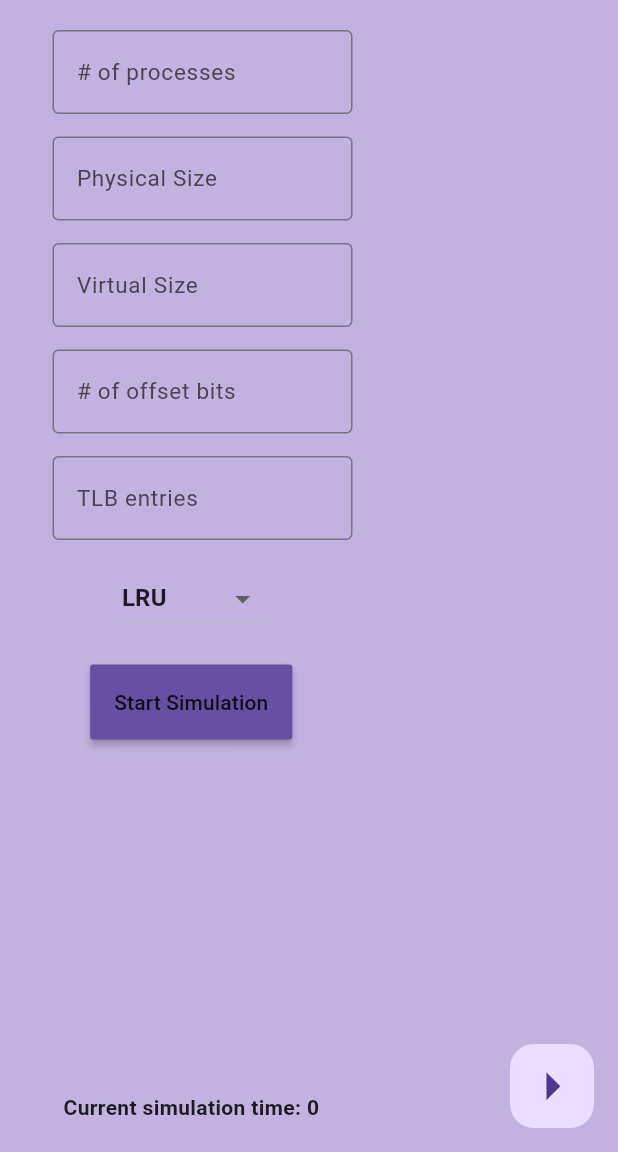
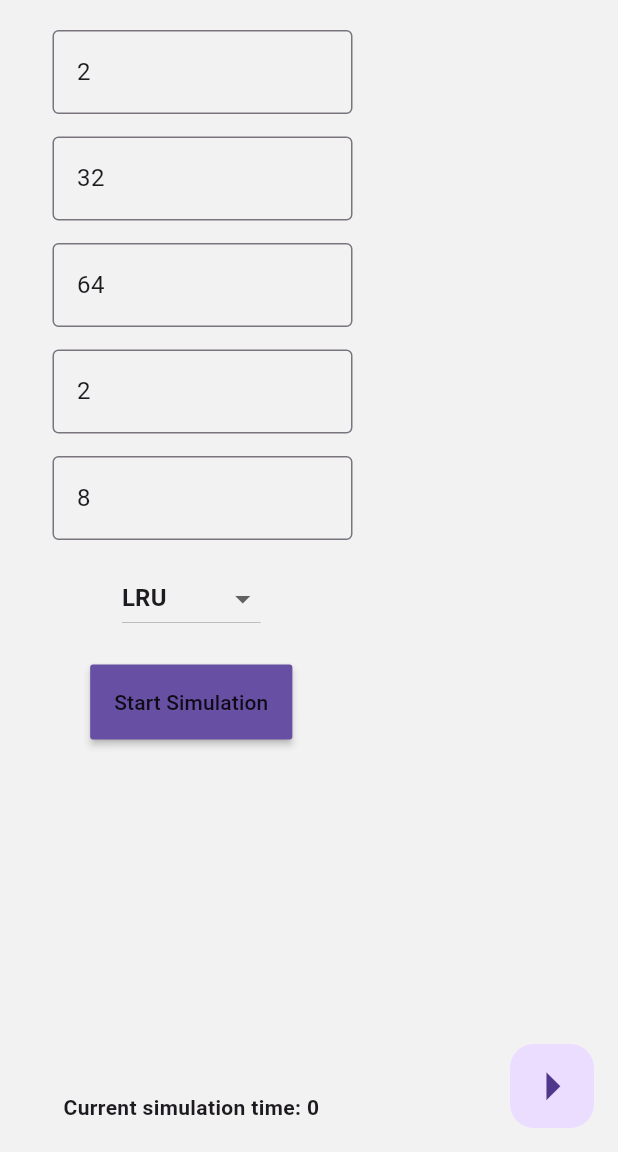
Before and after one commit to mihailazar1/Virtual-Memory-Simulator, a Flutter app: the screen it shows after launch, on a phone screen of 412 x 824 dp, the part 84-1236 px from its top. Run offline on Flutter 3.47's test engine with Material 3 defaults, Android fonts, the phone set to English and light mode, and no system bars.

Commit message:
Added final features

```diff
--- a/vmsim/lib/algorithms/vmalgorithms.dart
+++ b/vmsim/lib/algorithms/vmalgorithms.dart
@@ -7,14 +7,22 @@ import 'package:vmsim/models/page_table.dart';
 import 'package:vmsim/models/process.dart';
 import 'package:vmsim/models/ram.dart';
 import 'package:vmsim/models/ram_row.dart';
+import 'package:vmsim/models/tlb.dart';
 import 'package:vmsim/models/virtual_address.dart';
 
+const int PAGE_FOUND_IN_TLB = 2;
 const int PAGE_NOT_ALREADY_MAPPED = 1;
 const int PAGE_ALREADY_MAPPED = 0;
 
 class Algorithms {
-  static int execute(Ram ramMemory, int currentTime, int selectedProcessIndex,
-      AllProcesses ap, String algorithm, StackLRU lruStack) {
+  static int execute(
+      Ram ramMemory,
+      TLB tlb,
+      int currentTime,
+      int selectedProcessIndex,
+      AllProcesses ap,
+      String algorithm,
+      StackLRU lruStack) {
     Process? process = ap.allProc[selectedProcessIndex];
     List<VirtualAddress> va = process!.va;
     PageTable pageTable = process.pageTable;
@@ -26,12 +34,16 @@ class Algorithms {
 
     va[nextAddr].executed = true;
 
+    if (mappingNotInTLBorInvalid(tlb, pageNumber, process.processNumber)) {
+      print('tlb miss :(((((((\n');
+      tlb.hit = 0;
+
       if (pageTable.isValid(pageNumber) == false) {
         // The page is not mapped
         print(
             'Page requested not found in page table. Data will be loaded from Secondary Memory. TLB, Page Table and Physical Memory is updated accordingly\n');
-      handlePageFault(ramMemory, pageNumber, 'Block: $content', pageTable,
-          algorithm, lruStack, ap);
+        handlePageFault(ramMemory, process, tlb, pageNumber, 'Block: $content',
+            pageTable, algorithm, lruStack, ap);
 
         print('page number $pageNumber \n');
 
@@ -44,14 +56,24 @@ class Algorithms {
 
       //checkIfPageStillInRam(ramMemory, currentTime, process, 'Block: $content',
       //   pageTable, algorithm, pageNumber);
-
+      tlb.addTLBEntry(
+          pageNumber, pageTable.pages[pageNumber], process.processNumber);
       accessFrame(lruStack, pageTable.pages[pageNumber]);
       lruStack.printStack();
       return PAGE_ALREADY_MAPPED;
+    } else {
+      print('TLB HIT!\n');
+      tlb.hit = 1;
+      accessFrame(lruStack, pageTable.pages[pageNumber]);
+      lruStack.printStack();
+      return PAGE_FOUND_IN_TLB;
+    }
   }
 
   static void handlePageFault(
       Ram ramMemory,
+      Process process,
+      TLB tlb,
       int pageNumber,
       String content,
       PageTable pageTable,
@@ -75,12 +97,31 @@ class Algorithms {
       Process? process = allProcesses.allProc[i];
       PageTable iterPageTable = process!.pageTable;
       updatePageTableToReflectFrameWasMovedToDisk(iterPageTable, frameNumber);
+      updateTLBtoReflectFrameWasMovedToDisk(
+          tlb, frameNumber, process.processNumber);
     }
 
     setRAMEntry(ramMemory, frameNumber, content);
-    accessFrame(lruStack, frameNumber);
+    tlb.addTLBEntry(pageNumber, frameNumber, process.processNumber);
+    accessFrame(lruStack,
+        frameNumber); // after frame is accessed, move it on top of stack
     toggleValidBit(pageTable, pageNumber);
     pageTable.setPageTableEntry(pageNumber, frameNumber);
+  }
+
+  static bool mappingNotInTLBorInvalid(
+      TLB tlb, int pageNumber, int processNumber) {
+    for (int i = 0; i < tlb.length; i++) {
+      if (tlb.entries[i].virtualPage == pageNumber &&
+          tlb.entries[i].pid == processNumber) {
+        if (tlb.entries[i].valid == 0) {
+          return true;
+        }
+        return false;
+      }
+    }
+
+    return true;
   }
 
   static int findLRUPage(StackLRU lruStack) {
@@ -112,6 +153,7 @@ class Algorithms {
 
   static void setRAMEntry(Ram ramMemory, int frameNumber, String content) {
     ramMemory.memoryRows[frameNumber].data = content;
+    ramMemory.lastToColor = frameNumber;
   }
 
   static void toggleValidBit(PageTable pageTable, int pageNumber) {
@@ -126,6 +168,16 @@ class Algorithms {
     for (int i = 0; i < pageTable.length; i++)
       if (pageTable.pages[i] == frameNumber) {
         pageTable.validInvalid[i] = 0;
+      }
+  }
+
+  static void updateTLBtoReflectFrameWasMovedToDisk(
+      TLB tlb, int frameNumber, int processNumber) {
+    for (int i = 0; i < tlb.length; i++) {
+      if (tlb.entries[i].physicalPage == frameNumber &&
+          tlb.entries[i].pid == processNumber) {
+        tlb.entries[i].valid = 0;
+      }
     }
   }
 
--- a/vmsim/lib/main.dart
+++ b/vmsim/lib/main.dart
@@ -13,7 +13,7 @@ class MyApp extends StatelessWidget {
     return MaterialApp(
       debugShowCheckedModeBanner: false,
       home: VirtualMemory(),
-      theme: ThemeData(primarySwatch: Colors.deepPurple),
+      theme: ThemeData(primarySwatch: Colors.indigo),
     );
   }
 }
--- a/vmsim/lib/models/all_processes.dart
+++ b/vmsim/lib/models/all_processes.dart
@@ -22,7 +22,7 @@ class AllProcesses {
           offsetBits: this.offsetBits,
           virtualSize: this.virtualSize,
           processNumber: i,
-          numberVirtualAddr: 12);
+          numberVirtualAddr: 15);
     }
   }
 }
--- a/vmsim/lib/models/page_table.dart
+++ b/vmsim/lib/models/page_table.dart
@@ -1,8 +1,11 @@
+// ignore_for_file: unnecessary_this
+
 import 'dart:math';
 
 class PageTable {
   int offsetBits;
   int virtualSize;
+  int lastToColor = -1;
   late List<int> pages;
   late List<int> validInvalid;
   late int length;
@@ -15,6 +18,7 @@ class PageTable {
 
   void setPageTableEntry(int pageNumber, int frameNumber) {
     pages[pageNumber] = frameNumber;
+    this.lastToColor = pageNumber;
   }
 
   int getPageTableEntry(int pageNumber) {
--- a/vmsim/lib/models/ram.dart
+++ b/vmsim/lib/models/ram.dart
@@ -5,6 +5,7 @@ import 'package:vmsim/models/ram_row.dart';
 class Ram {
   int offsetBits;
   int physicalSize;
+  int lastToColor = -1;
   List<RamRow> memoryRows = [];
   late int ramLength;
 
--- a/vmsim/lib/models/tlb.dart
+++ b/vmsim/lib/models/tlb.dart
@@ -6,17 +6,18 @@ import 'package:vmsim/models/tlb_entry.dart';
 
 class TLB {
   int length;
+  int hit = -1;
   late List<TLBEntry> entries = [];
 
   TLB({required this.length}) {
     entries = List.generate(
         length,
-        (index) =>
-            TLBEntry(virtualPage: -1, physicalPage: -1, pid: -1, empty: 1));
+        (index) => TLBEntry(
+            virtualPage: -1, physicalPage: -1, valid: 0, pid: -1, empty: 1));
   }
 
   void addTLBEntry(int pageNumber, int frameNumber, int processNumber) {
-    // assume that the entry is not already in the tlb
+    // assumes that the entry is not already in the tlb
     bool found = false;
 
     for (int i = 0; i < entries.length; i++) {
@@ -49,6 +50,7 @@ class TLB {
   void justAdd(int index, int pageNumber, int frameNumber, int processNumber) {
     entries[index].virtualPage = pageNumber;
     entries[index].physicalPage = frameNumber;
+    entries[index].valid = 1;
     entries[index].pid = processNumber;
     entries[index].empty = 0;
   }
--- a/vmsim/lib/models/tlb_entry.dart
+++ b/vmsim/lib/models/tlb_entry.dart
@@ -1,6 +1,7 @@
 class TLBEntry {
   int virtualPage;
   int physicalPage;
+  int valid;
   int pid;
   int empty;
 
@@ -8,6 +9,7 @@ class TLBEntry {
     required this.virtualPage,
     required this.physicalPage,
     required this.pid,
+    required this.valid,
     required this.empty,
   }) {}
 }
--- a/vmsim/lib/pages/virtual_memory.dart
+++ b/vmsim/lib/pages/virtual_memory.dart
@@ -25,11 +25,12 @@ class VirtualMemory extends StatefulWidget {
 class _VirtualMemoryState extends State<VirtualMemory> {
   int currentTime = 0; // Variable to keep track of the current time
 
-  final _cProcesses = TextEditingController();
-  final _cPhysSize = TextEditingController();
-  final _cVirtSize = TextEditingController();
-  final _cOffset = TextEditingController();
-  final _cTLBEntries = TextEditingController();
+  final _cProcesses = TextEditingController()..text = '2';
+  final _cPhysSize = TextEditingController()..text = '32';
+  final _cVirtSize = TextEditingController()..text = '64';
+  final _cOffset = TextEditingController()..text = '2';
+  final _cTLBEntries = TextEditingController()..text = '8';
+
   //final _cTest = TextEditingController();
 
   StackLRU<int> lruStack = StackLRU();
@@ -54,6 +55,7 @@ class _VirtualMemoryState extends State<VirtualMemory> {
       virtualSize: int.parse(_cVirtSize.text),
       noProc: int.parse(_cProcesses.text),
     );
+    print(int.parse(_cTLBEntries.text));
 
     ramMemory = Ram(
         offsetBits: int.parse(_cOffset.text),
@@ -133,9 +135,36 @@ class _VirtualMemoryState extends State<VirtualMemory> {
               pageTable.length,
               (index) => DataRow(
                 cells: [
-                  DataCell(Text('$index')),
-                  DataCell(Text('${pageTable.pages?[index]}')),
-                  DataCell(Text('${pageTable.validInvalid?[index]}')),
+                  DataCell(Text(
+                    '$index',
+                    style: TextStyle(
+                        color: (pageTable.lastToColor == index)
+                            ? Colors.green
+                            : Colors.black,
+                        fontWeight: (pageTable.lastToColor == index)
+                            ? FontWeight.bold
+                            : FontWeight.normal),
+                  )),
+                  DataCell(Text(
+                    '${pageTable.pages?[index]}',
+                    style: TextStyle(
+                        color: (pageTable.lastToColor == index)
+                            ? Colors.green
+                            : Colors.black,
+                        fontWeight: (pageTable.lastToColor == index)
+                            ? FontWeight.bold
+                            : FontWeight.normal),
+                  )),
+                  DataCell(Text(
+                    '${pageTable.validInvalid?[index]}',
+                    style: TextStyle(
+                        color: (pageTable.lastToColor == index)
+                            ? Colors.green
+                            : Colors.black,
+                        fontWeight: (pageTable.lastToColor == index)
+                            ? FontWeight.bold
+                            : FontWeight.normal),
+                  )),
                 ],
               ),
             ),
@@ -165,7 +194,13 @@ class _VirtualMemoryState extends State<VirtualMemory> {
                   DataCell(Text('$index')),
                   // DataCell(
                   //    Text('${ramMemory.getRamEntry(index).processNumber}')),
-                  DataCell(Text(ramMemory.getRamEntry(index).data)),
+                  DataCell(Text(
+                    ramMemory.getRamEntry(index).data,
+                    style: TextStyle(
+                        color: (ramMemory.lastToColor == index)
+                            ? Colors.green
+                            : Colors.black),
+                  )),
                 ],
               ),
             ),
@@ -185,17 +220,66 @@ class _VirtualMemoryState extends State<VirtualMemory> {
         children: [
           DataTable(
             columns: [
-              DataColumn(label: Text('Page #')),
-              DataColumn(label: Text('Frame #')),
-              DataColumn(label: Text('Process #')),
+              DataColumn(
+                label: Text(
+                  'Page #',
+                  style: TextStyle(
+                    color: (tlb.hit == 1)
+                        ? Colors.green
+                        : (tlb.hit == -1)
+                            ? Colors.black
+                            : Colors.red,
+                  ),
+                ),
+              ),
+              DataColumn(
+                label: Text(
+                  'Frame #',
+                  style: TextStyle(
+                    color: (tlb.hit == 1)
+                        ? Colors.green
+                        : (tlb.hit == -1)
+                            ? Colors.black
+                            : Colors.red,
+                  ),
+                ),
+              ),
+              DataColumn(
+                label: Text(
+                  'Process #',
+                  style: TextStyle(
+                    color: (tlb.hit == 1)
+                        ? Colors.green
+                        : (tlb.hit == -1)
+                            ? Colors.black
+                            : Colors.red,
+                  ),
+                ),
+              ),
+              DataColumn(
+                label: Text(
+                  'Valid',
+                  style: TextStyle(
+                    color: (tlb.hit == 1)
+                        ? Colors.green
+                        : (tlb.hit == -1)
+                            ? Colors.black
+                            : Colors.red,
+                  ),
+                ),
+              ),
             ],
             rows: List.generate(
-              ramMemory.ramLength,
+              tlb.length,
               (index) => DataRow(
                 cells: [
                   DataCell(Text('${tlb.entries[index].virtualPage}')),
                   DataCell(Text('${tlb.entries[index].physicalPage}')),
                   DataCell(Text('${tlb.entries[index].pid}')),
+                  DataCell(
+                    Text('${tlb.entries[index].valid}'),
+                    // Set the color based on the tlb.hit variable
+                  ),
                 ],
               ),
             ),
@@ -259,7 +343,7 @@ class _VirtualMemoryState extends State<VirtualMemory> {
     if (selectedProcessIndex != -1) {
       // Assuming each process has a reference to its PageTable
       PageTable? pageTable = ap.allProc[selectedProcessIndex]?.pageTable;
-      int result = Algorithms.execute(ramMemory, currentTime,
+      int result = Algorithms.execute(ramMemory, tlb, currentTime,
           selectedProcessIndex, ap, chosenAlgorithm, lruStack);
 
       //if (result == PAGE_NOT_ALREADY_MAPPED)
@@ -280,7 +364,7 @@ class _VirtualMemoryState extends State<VirtualMemory> {
   @override
   Widget build(BuildContext context) {
     return Scaffold(
-      backgroundColor: const Color.fromARGB(255, 194, 177, 225),
+      backgroundColor: Color.fromARGB(255, 242, 242, 242),
       appBar: AppBar(
         title: const Center(
           child: Text(
```
Lines whose indentation alone changed are shown as unchanged.
